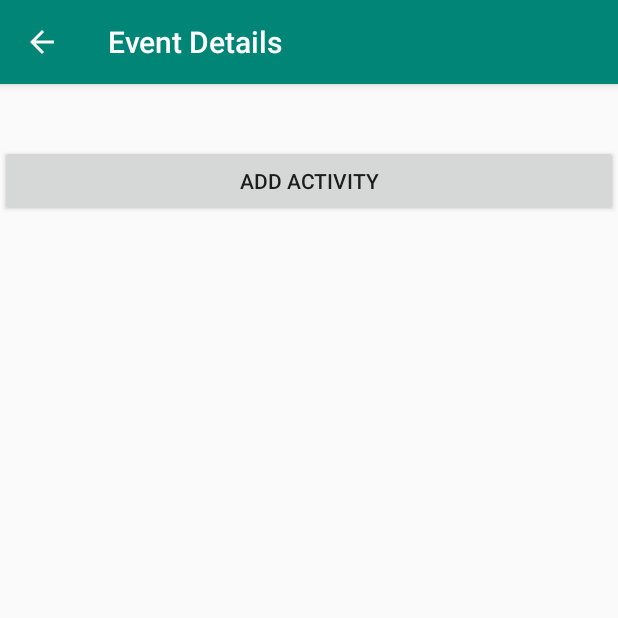
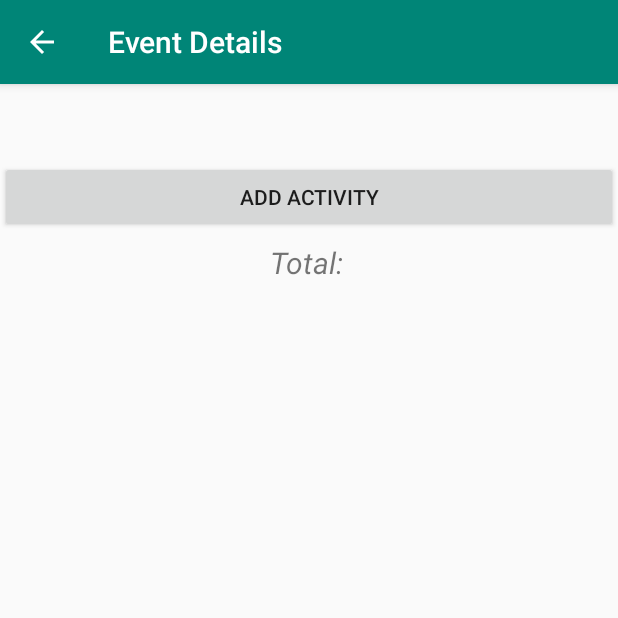
Before and after one commit to ChenyoisRita/Foodaholic, an Android app: the EventDetailActivity screen opened directly, with no data from a screen before it, on a phone screen of 412 x 824 dp, the top half of it. Run offline under Robolectric (Android 15) with nearby library versions, the light colour scheme and no system bars; our stand-ins replace Firebase (no records; nobody signed in at launch, a user with empty details on screens opened directly); 2 statements that could not run were skipped.

Commit message:
Fix the bug of 👍/👎 an activity. UI modifications.

```diff
--- a/app/src/main/java/com/jhuoose/foodaholic/ui/events/EventDetailActivity.java
+++ b/app/src/main/java/com/jhuoose/foodaholic/ui/events/EventDetailActivity.java
@@ -2,6 +2,7 @@ package com.jhuoose.foodaholic.ui.events;
 
 import android.content.Intent;
 import android.os.Bundle;
+import android.view.View;
 import android.widget.Button;
 import android.widget.ListView;
 import android.widget.TextView;
@@ -28,9 +29,9 @@ public class EventDetailActivity extends AppCompatActivity {
     private Event event;
     private List<Activity> activityList;
 
-    private TextView eventTitle;
-    private Button addActivityButton;
+    private TextView eventTitle, totalPrice_tv;
     private ListView activityListView;
+    private Button addActivity_btn;
 
     private ActivityAdapter activityAdapter;
 
@@ -41,8 +42,10 @@ public class EventDetailActivity extends AppCompatActivity {
 
         database = FirebaseDatabase.getInstance();
 
-        eventTitle = (TextView) this.findViewById(R.id.event_view_title);
-        activityListView = (ListView) this.findViewById(R.id.activity_list);
+        eventTitle = this.findViewById(R.id.event_view_title);
+        activityListView = this.findViewById(R.id.activity_list);
+        addActivity_btn = this.findViewById(R.id.add_activity_button);
+        totalPrice_tv = this.findViewById(R.id.totalPrice_tx);
 
         event = new Event();
         activityList = new ArrayList<>();
@@ -65,9 +68,14 @@ public class EventDetailActivity extends AppCompatActivity {
             }
         });
 
-//        Activity testActivity = new Activity("test");
-//        activityList.add(testActivity);
-//        activityAdapter = new ActivityAdapter(activityList, EventDetailActivity.this);
-//        activityListView.setAdapter(activityAdapter);
+        addActivity_btn.setOnClickListener(new View.OnClickListener() {
+            @Override
+            public void onClick(View view) {
+                //Todo: after clicking this button, You can add an activity to current event.
+            }
+        });
+
+        // Todo: set the total Price for totalPrice_tv.
+        // totalPrice_tv.setText();
     }
 }
--- a/app/src/main/java/com/jhuoose/foodaholic/ui/events/EventsFragment.java
+++ b/app/src/main/java/com/jhuoose/foodaholic/ui/events/EventsFragment.java
@@ -2,6 +2,7 @@ package com.jhuoose.foodaholic.ui.events;
 
 import android.content.Intent;
 import android.os.Bundle;
+import android.util.Log;
 import android.view.LayoutInflater;
 import android.view.View;
 import android.view.ViewGroup;
@@ -88,6 +89,7 @@ public class EventsFragment extends Fragment {
             @Override
             public void onItemClick(AdapterView<?> parent, View view, int position, long id) {
                 Intent intent = new Intent(getActivity(), EventDetailActivity.class);
+                Log.i("mylog", eventList.get(position).getTitle());
                 intent.putExtra("eid", eventList.get(position).getEid());
                 startActivity(intent);
             }
--- a/app/src/main/res/layout/activity_event_detail.xml
+++ b/app/src/main/res/layout/activity_event_detail.xml
@@ -8,6 +8,7 @@
         android:layout_width="match_parent"
         android:layout_height="wrap_content"
         android:textSize="30sp"
+        android:padding="5dp"
         android:textStyle="bold" />
 
     <Button
@@ -19,5 +20,16 @@
     <ListView
         android:id="@+id/activity_list"
         android:layout_width="match_parent"
-        android:layout_height="match_parent" />
+        android:layout_height="wrap_content" />
+
+    <TextView
+        android:id="@+id/totalPrice_tx"
+        android:layout_width="match_parent"
+        android:layout_height="wrap_content"
+        android:textSize="20dp"
+        android:padding="6dp"
+        android:textAlignment="center"
+        android:text="Total: "
+        android:textStyle="italic" />
+
 </LinearLayout>
--- a/app/src/main/res/layout/item_activity.xml
+++ b/app/src/main/res/layout/item_activity.xml
@@ -21,7 +21,7 @@
         android:layout_width="wrap_content"
         android:layout_height="48dp"
         android:layout_marginEnd="208dp"
-        android:text="Vote!"
+        android:text="👍"
         app:layout_constraintBottom_toBottomOf="parent"
         app:layout_constraintEnd_toEndOf="parent"
         app:layout_constraintTop_toTopOf="parent"
@@ -61,7 +61,7 @@
         android:layout_marginTop="16dp"
         android:layout_marginEnd="92dp"
         android:layout_marginBottom="16dp"
-        android:text="Boo!"
+        android:text="👎"
         app:layout_constraintBottom_toBottomOf="parent"
         app:layout_constraintEnd_toEndOf="parent"
         app:layout_constraintTop_toTopOf="parent"
```
Also changed, not shown: app/src/main/java/com/jhuoose/foodaholic/adapter/ActivityAdapter.java (+47 -24 lines), app/src/main/res/layout/item_event.xml (+11 -1 lines).
